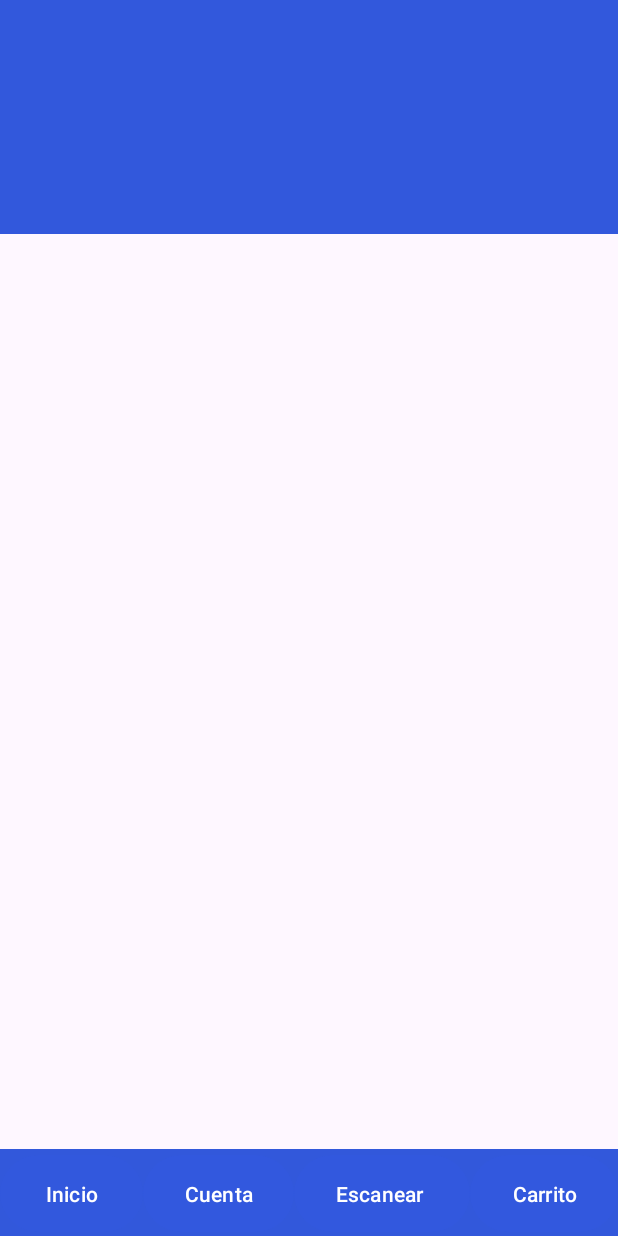
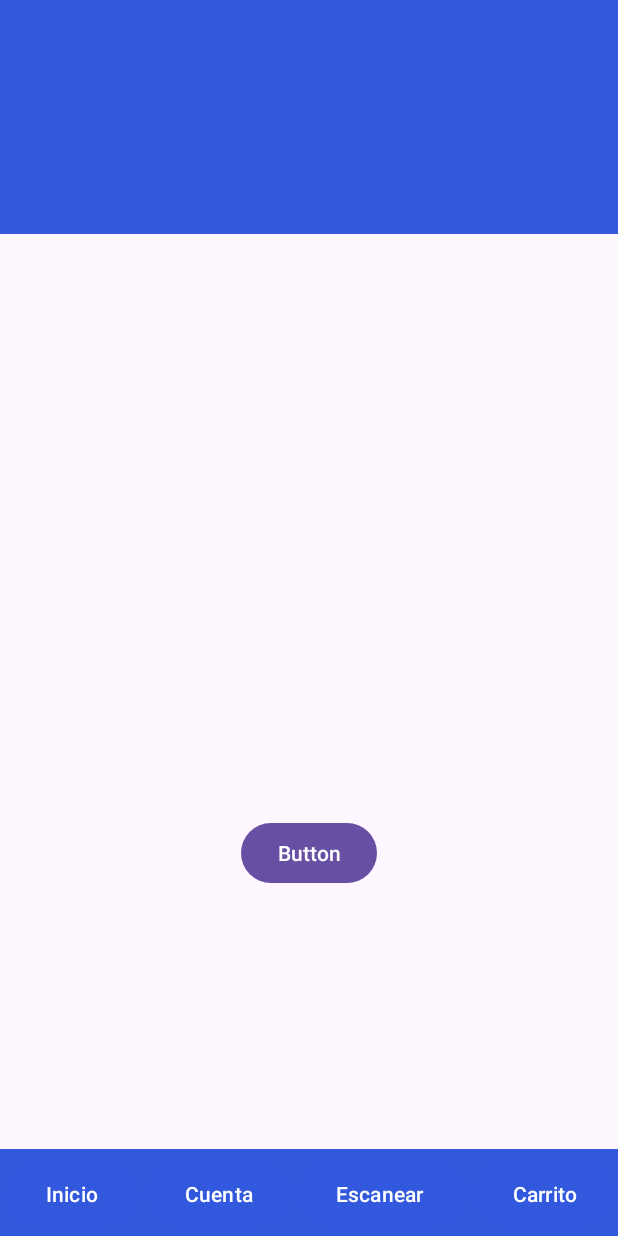
Before and after one commit to arsenico07/NicolasTorrejon_ProyectoSupermercado, an Android app: the screen it shows after launch (MainActivity), on a phone screen of 412 x 824 dp. Run offline under Robolectric (Android 15) with nearby library versions, the phone set to English and light mode, and no system bars.

```diff
--- a/app/src/main/res/layout/activity_main.xml
+++ b/app/src/main/res/layout/activity_main.xml
@@ -76,4 +76,13 @@
             app:backgroundTint="#3258DE" />
     </LinearLayout>
 
+    <Button
+        android:id="@+id/button6"
+        android:layout_width="wrap_content"
+        android:layout_height="wrap_content"
+        android:layout_alignParentBottom="true"
+        android:layout_centerHorizontal="true"
+        android:layout_marginBottom="231dp"
+        android:text="Button" />
+
 </RelativeLayout>
```
